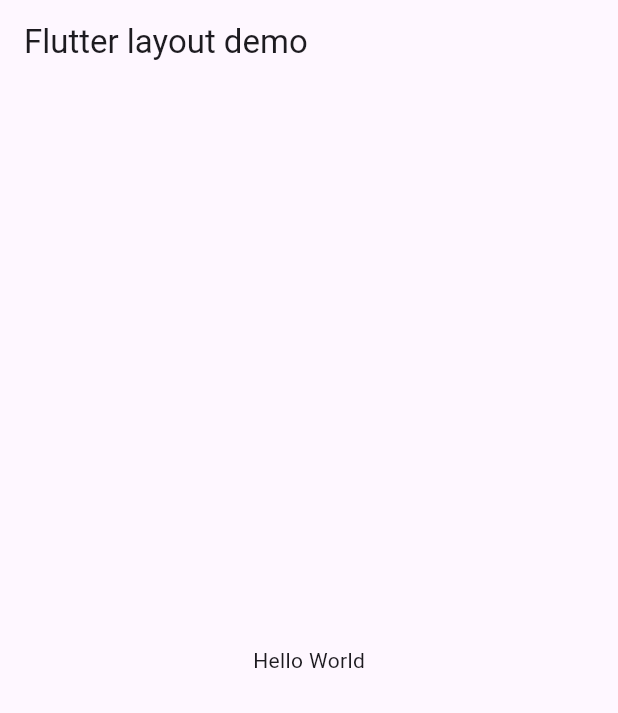
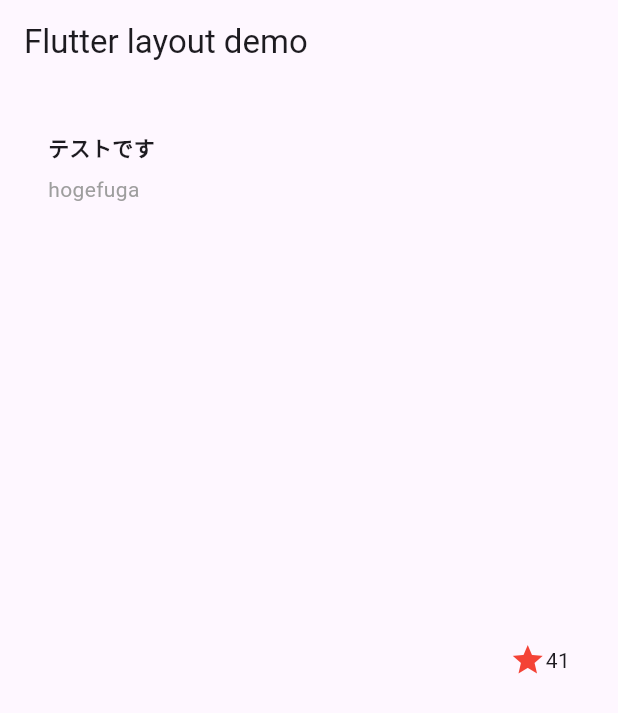
Before and after one commit to keisukeyamayauk/flutter_tutorial, a Flutter app: the screen it shows after launch, on a phone screen of 412 x 824 dp. Shown: the top 713 px of the screen. Run offline on Flutter 3.47's test engine with Material 3 defaults, Android fonts, the phone set to English and light mode, and no system bars.

Commit message:
tilesection を追加

```diff
--- a/lib/main.dart
+++ b/lib/main.dart
@@ -15,9 +15,61 @@ class MyApp extends StatelessWidget {
           title: const Text(appTitle),
         ),
         body: const Center(
-          child: Text('Hello World'),
+          child: TitleSection(name: 'テストです', location: 'hogefuga'),
         ),
       ),
     );
   }
 }
+
+class TitleSection extends StatelessWidget {
+  const TitleSection({
+    super.key,
+    required this.name,
+    required this.location,
+  });
+
+  final String name;
+  final String location;
+
+  @override
+  Widget build(BuildContext context) {
+    return Padding(
+      padding: const EdgeInsets.all(32),
+      child: Row(
+        children: [
+          Expanded(
+            /*1*/
+            child: Column(
+              crossAxisAlignment: CrossAxisAlignment.start,
+              children: [
+                /*2*/
+                Padding(
+                  padding: const EdgeInsets.only(bottom: 8),
+                  child: Text(
+                    name,
+                    style: const TextStyle(
+                      fontWeight: FontWeight.bold,
+                    ),
+                  ),
+                ),
+                Text(
+                  location,
+                  style: TextStyle(
+                    color: Colors.grey[500],
+                  ),
+                ),
+              ],
+            ),
+          ),
+          /*3*/
+          Icon(
+            Icons.star,
+            color: Colors.red[500],
+          ),
+          const Text('41'),
+        ],
+      ),
+    );
+  }
+}
```
